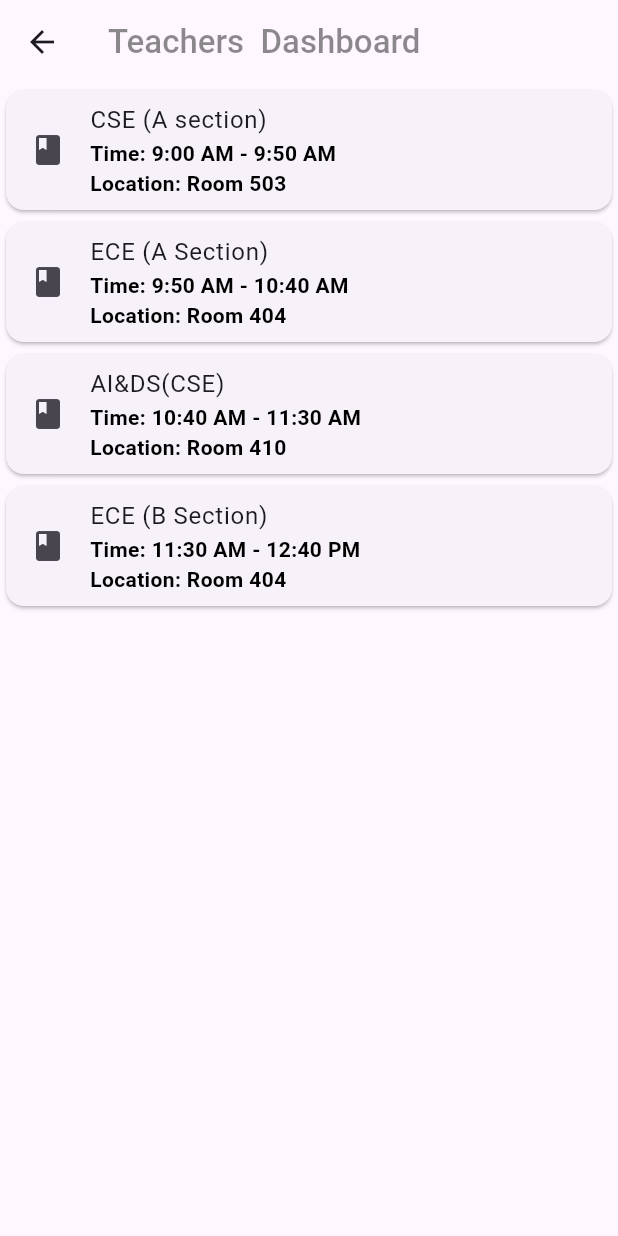
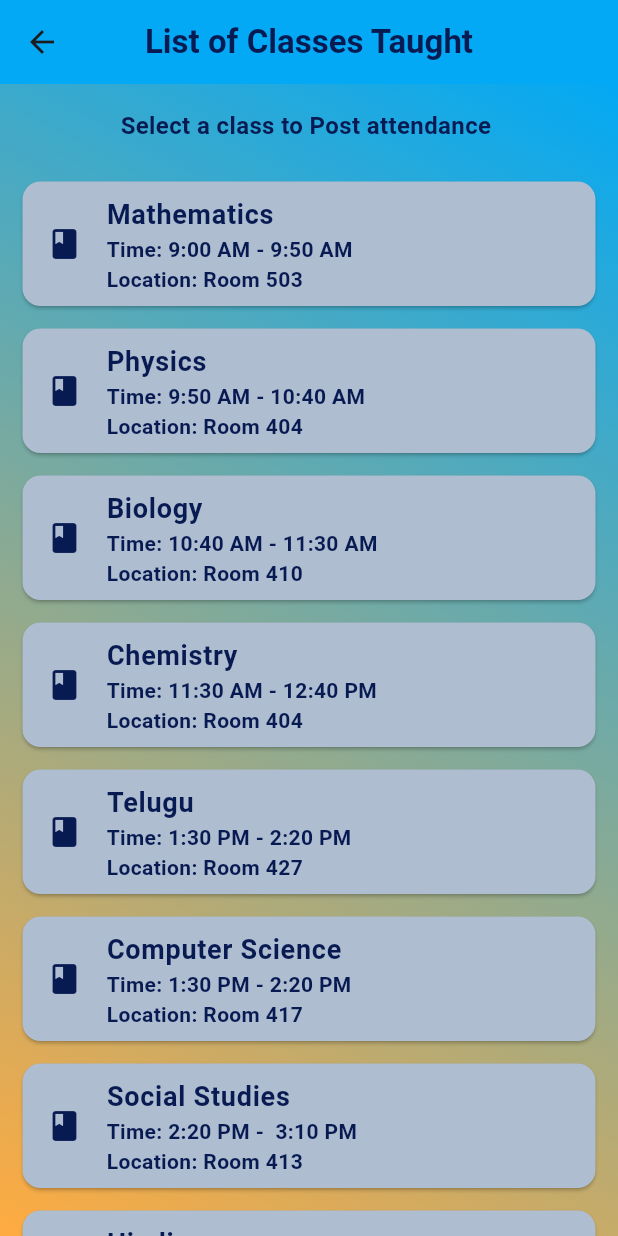
Before and after one commit to Avanapu-Manohar/Attendance_app, a Flutter app: the TeachersDashboard screen opened directly, on a phone screen of 412 x 824 dp. Run offline on Flutter 3.47's test engine with Material 3 defaults, Android fonts, the light colour scheme and no system bars.

Commit message:
Initial commit

```diff
--- a/lib/DashboardScreens/teachersDashBoard.dart
+++ b/lib/DashboardScreens/teachersDashBoard.dart
@@ -1,34 +1,86 @@
 import 'package:attendence_app/DashboardScreens/attendenceReport.dart';
 import 'package:attendence_app/classes%20data/ClassesData.dart';
 import 'package:flutter/material.dart';
+
 class TeachersDashboard extends StatelessWidget {
   const TeachersDashboard({super.key});
 
   @override
   Widget build(BuildContext context) {
     return Scaffold(
-      appBar: AppBar(title: const Text('Teachers  Dashboard',style: TextStyle(color: Colors.black45,
-          fontWeight: FontWeight.w500),),),
-      body: ListView.builder(
-        itemCount: classes.length,
-          itemBuilder: (BuildContext context,int index){
-            return Card(
-              child: ListTile(
-                leading: Icon(Icons.class_),
-                title: Text(classes[index].name),
-                subtitle: Text('Time: ${classes[index].time}\nLocation: ${classes[index].location}',style: TextStyle(
-                  color: Colors.black,fontWeight: FontWeight.w700
-                ),),
-                onTap: () {
-                  Navigator.push(
-                    context,
-                    MaterialPageRoute(builder: (context) => AttendenceReport(),
+      appBar: AppBar(
+        elevation: 0,
+        backgroundColor: Colors.lightBlue,
+        centerTitle: true,
+        title: const Text(
+          'List of Classes Taught',
+          style: TextStyle(
+              color: Color(0xFF081A52),
+              fontWeight: FontWeight.w600,
+              fontSize: 22),
+        ),
+      ),
+      body: Container(
+        decoration: const BoxDecoration(
+            gradient: LinearGradient(
+                colors: [Colors.lightBlue, Colors.orangeAccent],
+                begin: Alignment.topRight,
+                end: Alignment.bottomLeft)),
+        child: Column(
+          mainAxisAlignment: MainAxisAlignment.center,
+          children: [
+            Padding(
+              padding: const EdgeInsets.all(16.0),
+              child: Text(
+                'Select a class to Post attendance ',
+                style: TextStyle(
+                  color: Color(0xFF081A52),
+                  fontSize: 16,
+                  fontWeight: FontWeight.bold,
+                ),
+              ),
+            ),
+            Expanded(
+              child: ListView.builder(
+                itemCount: classes.length,
+                itemBuilder: (BuildContext context, int index) {
+                  return Card(
+                    margin: EdgeInsets.fromLTRB(15.0, 10.0, 15.0, 5.0),
+                    color: Color(0xFFAEBDD0),
+                    child: ListTile(
+                      leading: Icon(
+                        Icons.class_,
+                        color: Color(0xFF081A52),
+                      ),
+                      title: Text(
+                        classes[index].name,
+                        style: TextStyle(
+                            fontSize: 18,
+                            fontWeight: FontWeight.w700,
+                            color: Color(0xFF081A52)),
+                      ),
+                      subtitle: Text(
+                        'Time: ${classes[index].time}\nLocation: ${classes[index].location}',
+                        style: TextStyle(
+                            color: Color(0xFF081A52),
+                            fontWeight: FontWeight.w700),
+                      ),
+                      onTap: () {
+                        Navigator.push(
+                          context,
+                          MaterialPageRoute(
+                            builder: (context) => AttendenceReport(),
+                          ),
+                        );
+                      },
                     ),
                   );
-                }
+                },
               ),
-            );
-          }),
+            ),
+          ],
+        ),
+      ),
     );
   }
 }
--- a/lib/classes data/ClassesData.dart
+++ b/lib/classes data/ClassesData.dart
@@ -5,7 +5,12 @@ class Class {
 
   Class({required this.name, required this.time, required this.location});
 }
-List classes= [Class(name: 'CSE (A section)', time: '9:00 AM - 9:50 AM', location: 'Room 503'),
-  Class(name: 'ECE (A Section)', time: '9:50 AM - 10:40 AM', location: 'Room 404'),
-  Class(name: 'AI&DS(CSE)', time: '10:40 AM - 11:30 AM', location: 'Room 410'),
-  Class(name: 'ECE (B Section)', time: '11:30 AM - 12:40 PM', location: 'Room 404'),];
+List classes= [Class(name: 'Mathematics', time: '9:00 AM - 9:50 AM', location: 'Room 503'),
+  Class(name: 'Physics', time: '9:50 AM - 10:40 AM', location: 'Room 404'),
+  Class(name: 'Biology', time: '10:40 AM - 11:30 AM', location: 'Room 410'),
+  Class(name: 'Chemistry', time: '11:30 AM - 12:40 PM', location: 'Room 404'),
+  Class(name: 'Telugu', time: '1:30 PM - 2:20 PM', location: 'Room 427'),
+  Class(name: 'Computer Science', time: '1:30 PM - 2:20 PM', location: 'Room 417'),
+  Class(name: 'Social Studies', time: '2:20 PM -  3:10 PM', location: 'Room 413'),
+  Class(name: 'Hindi', time: '3:10 PM - 4:00 PM', location: 'Room 415'),
+  Class(name: 'Sports', time: '4:00 PM - 5:00 PM', location: 'Ground'),];
```
Also changed, not shown: lib/DashboardScreens/attendenceReport.dart (+65 -10 lines), lib/DashboardScreens/studentDashBoard.dart (+9 -0 lines).
